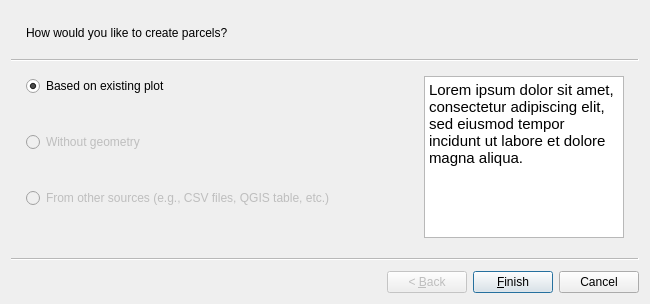
Old version of the form asistente_ladm_col/ui/wiz_create_parcel_cadastre.ui in the repository SwissTierrasColombia/Asistente-LADM-COL.
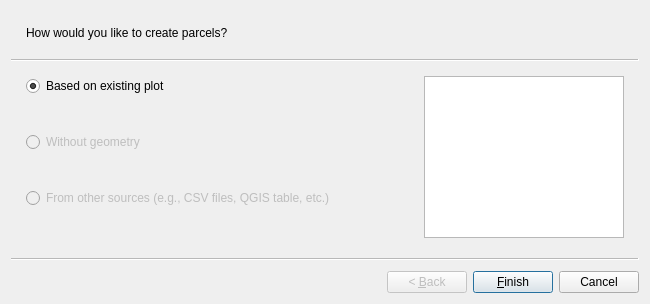
New version of the form.

```diff
--- a/asistente_ladm_col/ui/wiz_create_parcel_cadastre.ui
+++ b/asistente_ladm_col/ui/wiz_create_parcel_cadastre.ui
@@ -110,7 +110,7 @@
 &lt;html&gt;&lt;head&gt;&lt;meta name=&quot;qrichtext&quot; content=&quot;1&quot; /&gt;&lt;style type=&quot;text/css&quot;&gt;
 p, li { white-space: pre-wrap; }
 &lt;/style&gt;&lt;/head&gt;&lt;body style=&quot; font-family:'Ubuntu'; font-size:11pt; font-weight:400; font-style:normal;&quot;&gt;
-&lt;p style=&quot; margin-top:0px; margin-bottom:0px; margin-left:0px; margin-right:0px; -qt-block-indent:0; text-indent:0px;&quot;&gt;Lorem ipsum dolor sit amet, consectetur adipiscing elit, sed eiusmod tempor incidunt ut labore et dolore magna aliqua.&lt;/p&gt;&lt;/body&gt;&lt;/html&gt;</string>
+&lt;p style=&quot;-qt-paragraph-type:empty; margin-top:0px; margin-bottom:0px; margin-left:0px; margin-right:0px; -qt-block-indent:0; text-indent:0px;&quot;&gt;&lt;br /&gt;&lt;/p&gt;&lt;/body&gt;&lt;/html&gt;</string>
       </property>
      </widget>
     </item>
```
